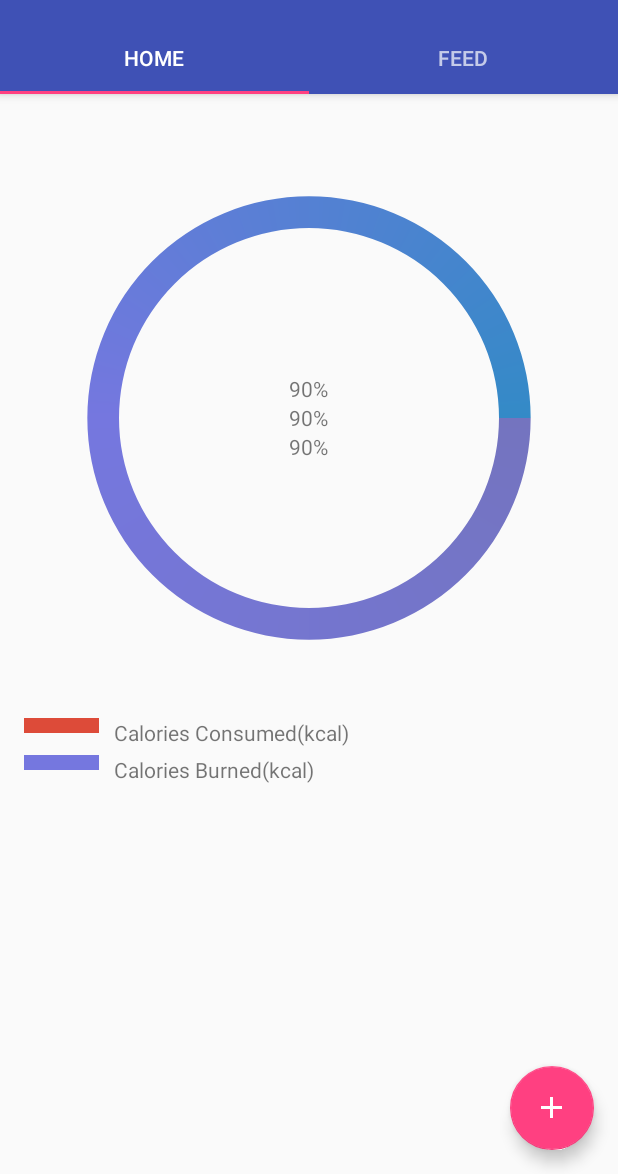
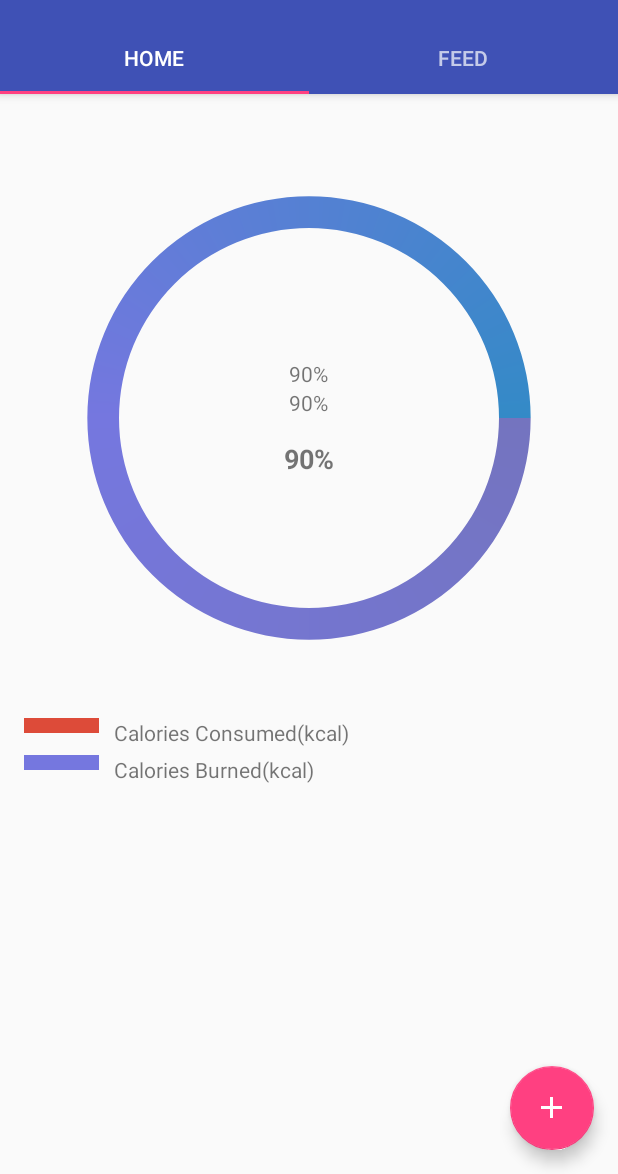
Before and after one commit to addiittya2006/HealthKeep, an Android app: the MainActivity screen opened directly, with no data from a screen before it, on a phone screen of 412 x 824 dp, the part 62-1236 px from its top. Run offline under Robolectric (Android 15) with nearby library versions, the phone set to English and light mode, and no system bars; our stand-ins replace Picasso; pictures from the network do not load; 1 statement that could not run was skipped.

Commit message:
bug fixes

```diff
--- a/app/src/main/java/com/aaa/cybersrishti/MainActivity.java
+++ b/app/src/main/java/com/aaa/cybersrishti/MainActivity.java
@@ -28,6 +28,7 @@ import android.widget.ImageView;
 import android.widget.LinearLayout;
 import android.widget.ProgressBar;
 import android.widget.RelativeLayout;
+import android.widget.ScrollView;
 import android.widget.TextView;
 import android.widget.Toast;
 
@@ -268,8 +269,10 @@ public class MainActivity extends AppCompatActivity implements NavigationView.On
         protected void onPostExecute(Void aVoid) {
             TextView cal_burned = (TextView) findViewById(R.id.cal_burned);
             if(total == 0){
-                LinearLayout home_content = (LinearLayout)findViewById(R.id.home_content);
+                ScrollView home_content = (ScrollView) findViewById(R.id.home_content);
                 RelativeLayout error_container = (RelativeLayout) findViewById(R.id.error_container);
+                FloatingActionButton add_food = (FloatingActionButton) findViewById(R.id.fab);
+                add_food.setVisibility(View.GONE);
                 home_content.setVisibility(View.GONE);
                 error_container.setVisibility(View.VISIBLE);
                 Button _fit_api=(Button)findViewById(R.id.fit_app);
@@ -286,14 +289,23 @@ public class MainActivity extends AppCompatActivity implements NavigationView.On
                 });
             } else{
                 assert cal_burned != null;
-                cal_burned.setText("Calories burned : "+ String.valueOf(total));
+                cal_burned.setText("Calories burned : "+ String.valueOf(total.intValue()));
             }
             calProgress = (ProgressBar)findViewById(R.id.circularProgressbar);
             calProgress.setMax(total.intValue());
             TextView cal_consumed = (TextView)findViewById(R.id.cal_consumed);
+            TextView percentage = (TextView)findViewById(R.id.per_remaining);
             final DatabaseHelper db =new DatabaseHelper(MainActivity.this);
             Log.i("hell",String.valueOf(db.getTodayCalorieCount()));
+            Double per =0.0;
             cal_consumed.setText("Calories consumed: "+ String.valueOf(db.getTodayCalorieCount()));
+            if(total.intValue() >= db.getTodayCalorieCount())
+                {
+                    per= 100.0*db.getTodayCalorieCount()/total.intValue();
+                    Log.i("hell", "hgfhgfhf"+String.valueOf(per));
+                }
+
+            percentage.setText(String.valueOf(per.intValue())+"% Consumed");
             prefs = getSharedPreferences("application_settings", 0);
             SharedPreferences.Editor editor = prefs.edit();
             editor.putInt("total",total.intValue());
--- a/app/src/main/java/com/aaa/cybersrishti/fragments/PlaceholderFragment.java
+++ b/app/src/main/java/com/aaa/cybersrishti/fragments/PlaceholderFragment.java
@@ -70,7 +70,7 @@ public class PlaceholderFragment extends Fragment {
 
             mArrFood = new ArrayList<>();
             fa = new FoodFeedAdapter(mArrFood, rootView.getContext());
-
+            fa.notifyDataSetChanged();
             lstView = (ListView) rootView.findViewById(R.id.listView);
             lstView.setAdapter(fa);
             List<FoodItem> fooditems = db.getTodayFoodItems();
--- a/app/src/main/res/layout/home_tabbed.xml
+++ b/app/src/main/res/layout/home_tabbed.xml
@@ -1,11 +1,43 @@
+<RelativeLayout android:layout_width="match_parent"
+    android:layout_height="wrap_content"
+    android:orientation="vertical"
+    xmlns:android="http://schemas.android.com/apk/res/android">
+<RelativeLayout
+    android:layout_width="match_parent"
+    android:layout_height="match_parent"
+    android:id="@+id/error_container"
+    android:visibility="gone">
+    <ImageView
+        android:layout_width="match_parent"
+        android:layout_height="match_parent"
+        android:src="@drawable/google_fit"
+        />
+    <Button
+        android:layout_width="200dp"
+        android:layout_height="wrap_content"
+        android:id="@+id/fit_app"
+        android:text="Install"
+        android:drawableLeft="@drawable/fit_logo"
+        android:textColor="@color/white"
+        android:background="@color/colorPrimary"
+        android:textSize="16dp"
+        android:elevation="15dp"
+        android:padding="10dp"
+        android:layout_alignParentBottom="true"
+        android:layout_centerHorizontal="true"
+        android:gravity="center"
+        android:layout_marginBottom="30dp" />
+</RelativeLayout>
 <ScrollView xmlns:android="http://schemas.android.com/apk/res/android"
+    xmlns:tools="http://schemas.android.com/tools"
     android:layout_width="fill_parent"
-    android:layout_height="wrap_content">
+    android:layout_height="wrap_content"
+    android:visibility="visible"
+    android:id="@+id/home_content">
 <RelativeLayout xmlns:android="http://schemas.android.com/apk/res/android"
     xmlns:tools="http://schemas.android.com/tools"
     android:layout_width="match_parent"
     android:layout_height="match_parent"
-    xmlns:custom="http://schemas.android.com/apk/res-auto"
     android:paddingBottom="@dimen/activity_vertical_margin"
     android:paddingLeft="@dimen/activity_horizontal_margin"
     android:paddingRight="@dimen/activity_horizontal_margin"
@@ -14,7 +46,6 @@
     <LinearLayout
         android:layout_width="match_parent"
         android:layout_height="wrap_content"
-        android:id="@+id/home_content"
         android:orientation="vertical">
         <RelativeLayout
             android:layout_width="wrap_content"
@@ -53,6 +84,9 @@
             <TextView
                 android:layout_width="wrap_content"
                 android:layout_height="wrap_content"
+                android:layout_marginTop="15dp"
+                android:textSize="18dp"
+                android:textStyle="bold"
                 android:id="@+id/per_remaining"
                 android:text="90%"
                 />
@@ -95,23 +129,7 @@
 
         </LinearLayout>
     </LinearLayout>
-    <RelativeLayout
-        android:layout_width="match_parent"
-        android:layout_height="wrap_content"
-        android:id="@+id/error_container"
-        android:orientation="vertical"
-        android:visibility="gone">
-
-        <ImageView
-            android:layout_width="match_parent"
-            android:layout_height="match_parent"
-            android:src="@drawable/google_fit"
-            />
-        <Button
-            android:layout_width="wrap_content"
-            android:layout_height="wrap_content"
-            android:id="@+id/fit_app"/>
-    </RelativeLayout>
 </RelativeLayout>
 
 </ScrollView>
+</RelativeLayout>
```
Also changed, not shown: app/src/main/res/drawable-hdpi/fit_logo.png (added), app/src/main/res/drawable-xhdpi/fit_logo.png (added), app/src/main/res/drawable-xxhdpi/fit_logo.png (added).
